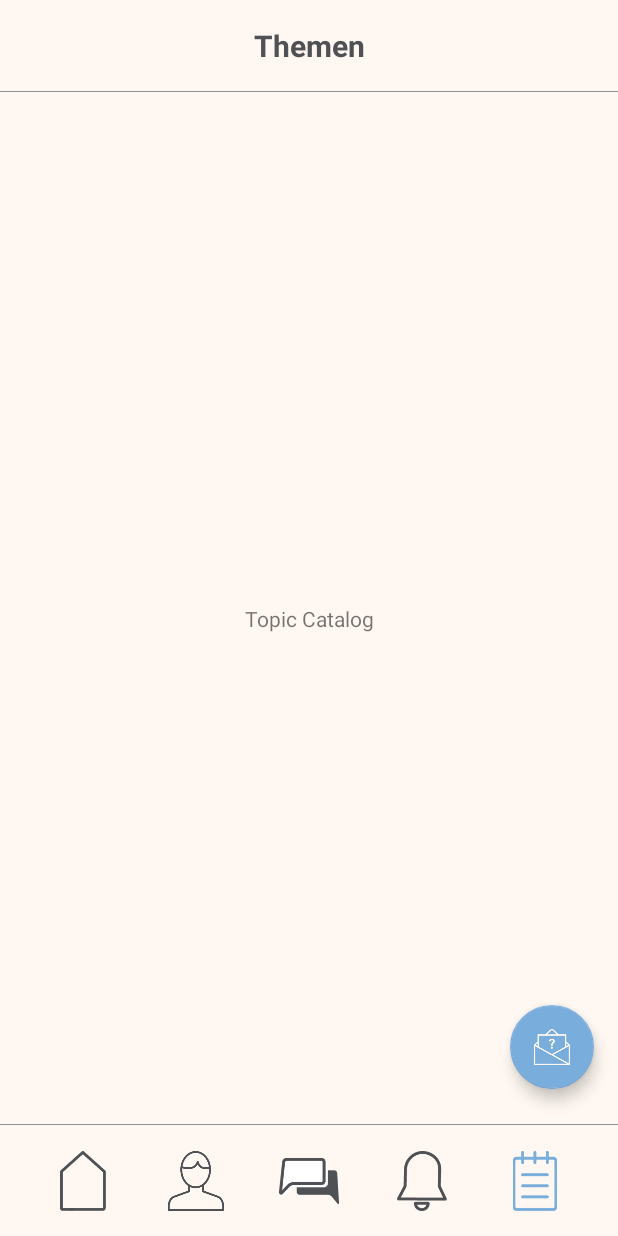
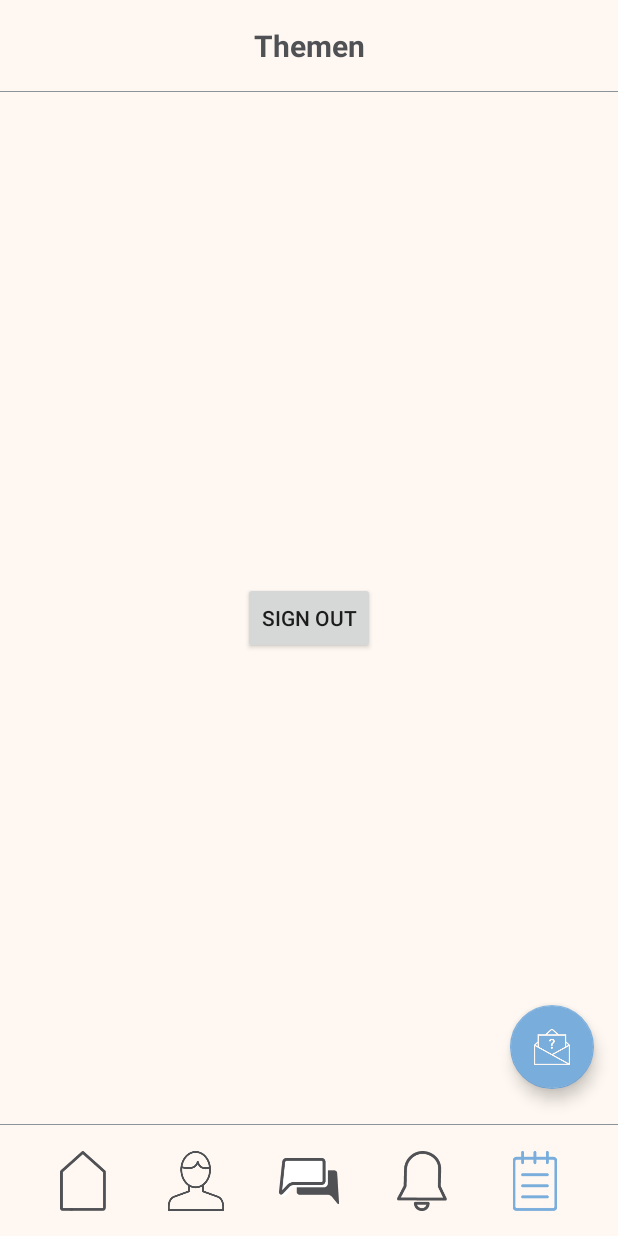
Before and after one commit to Locdoc01/griot-app, an Android app: the MainTopicCatalogActivity screen opened directly, with no data from a screen before it, on a phone screen of 412 x 824 dp. Run offline under Robolectric (Android 15) with nearby library versions, the phone set to English and light mode, and no system bars; our stand-ins replace Firebase (no records; nobody signed in at launch, a user with empty details on screens opened directly).

Commit message:
signout-button temporarily added

```diff
--- a/app/src/main/res/layout/activity_main_topic_catalog.xml
+++ b/app/src/main/res/layout/activity_main_topic_catalog.xml
@@ -9,10 +9,11 @@
 
     <include layout="@layout/activity_base_griot"/>
 
-    <TextView
+    <Button
+        android:id="@+id/signout"
         android:layout_width="wrap_content"
         android:layout_height="wrap_content"
-        android:text="Topic Catalog"
+        android:text="Sign out"
         app:layout_constraintBottom_toBottomOf="parent"
         app:layout_constraintLeft_toLeftOf="parent"
         app:layout_constraintRight_toRightOf="parent"
```
Also changed, not shown: app/src/main/java/de/griot_app/griot/MainTopicCatalogActivity.java (+12 -0 lines).
